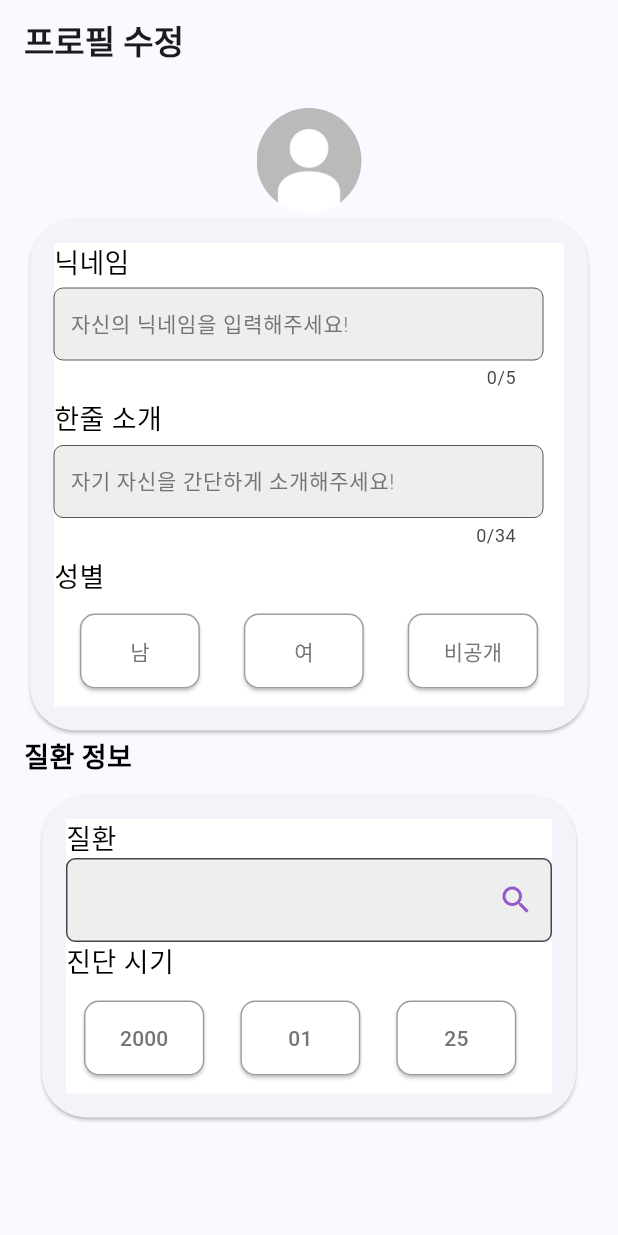
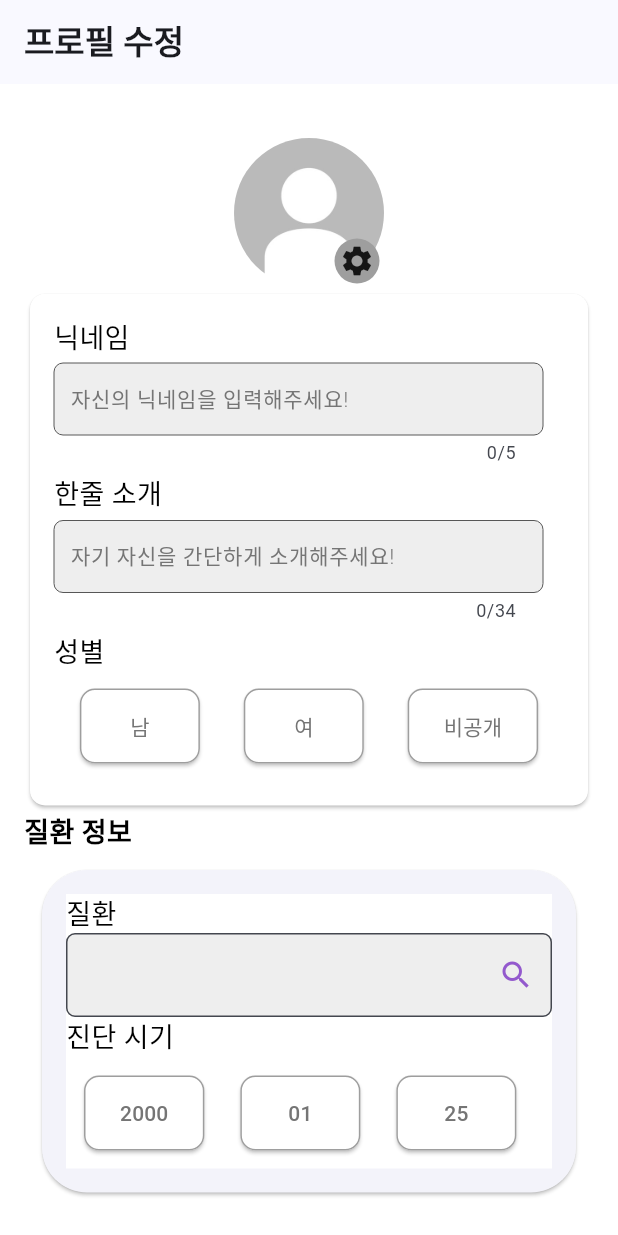
Before and after one commit to UniBond-jijijin/UniBond-flutter, a Flutter app: the screen it shows after launch, on a phone screen of 412 x 824 dp. Run offline on Flutter 3.47's test engine with Material 2 defaults, Android fonts, the phone set to English and light mode, and no system bars; our stand-ins replace flutter_svg, get, image_picker, validators.

Commit message:
Feat: 프로필 수정 시 사진 등록

```diff
--- a/unibond/lib/view/screens/user/modify_screen.dart
+++ b/unibond/lib/view/screens/user/modify_screen.dart
@@ -1,5 +1,8 @@
+import 'dart:io';
+
 import 'package:flutter/material.dart';
 import 'package:get/get.dart';
+import 'package:image_picker/image_picker.dart';
 import 'package:unibond/resources/app_colors.dart';
 import 'package:unibond/view/screens/user/search_screen.dart';
 import 'package:unibond/view/widgets/selected_button.dart';
@@ -25,9 +28,26 @@ class _ModifyScreenState extends State<ModifyScreen> {
     searchController = TextEditingController();
   }
 
+  // 프로필 사진 등록
+  File? _image;
+  final picker = ImagePicker();
+
+  Future getImage() async {
+    final pickedFile = await picker.pickImage(source: ImageSource.gallery);
+
+    setState(() {
+      if (pickedFile != null) {
+        _image = File(pickedFile.path);
+      } else {
+        print('No image selected.');
+      }
+    });
+  }
+
   @override
   Widget build(BuildContext context) {
     return Scaffold(
+      backgroundColor: Colors.white,
       appBar: AppBar(
         title: const Text(
           '프로필 수정',
@@ -40,22 +60,49 @@ class _ModifyScreenState extends State<ModifyScreen> {
           child: Column(
             crossAxisAlignment: CrossAxisAlignment.start,
             children: [
+              const SizedBox(
+                height: 20,
+              ),
               Center(
-                child: ClipOval(
-                  child: Image.asset(
-                    'assets/images/user_image.jpg',
-                    width: 70,
-                    height: 70,
-                  ),
+                child: Stack(
+                  alignment: Alignment.bottomRight,
+                  children: [
+                    ClipOval(
+                      child: _image == null
+                          ? Image.asset(
+                              'assets/images/user_image.jpg',
+                              width: 100,
+                              height: 100,
+                            )
+                          : Image.file(
+                              _image!,
+                              width: 100,
+                              height: 100,
+                              fit: BoxFit.cover,
+                            ),
+                    ),
+                    GestureDetector(
+                      onTap: getImage,
+                      child: Container(
+                        margin: const EdgeInsets.all(3),
+                        padding: const EdgeInsets.all(3),
+                        decoration: const BoxDecoration(
+                          color: Colors.grey,
+                          shape: BoxShape.circle,
+                        ),
+                        child: const Icon(Icons.settings),
+                      ),
+                    ),
+                  ],
                 ),
               ),
               Column(
                 crossAxisAlignment: CrossAxisAlignment.start,
                 children: [
                   Card(
-                    // color: Colors.white,
+                    color: Colors.white,
                     shape: RoundedRectangleBorder(
-                      borderRadius: BorderRadius.circular(30),
+                      borderRadius: BorderRadius.circular(10),
                     ),
                     child: Padding(
                       padding: const EdgeInsets.all(16.0),
```
Also changed, not shown: 1 other file.
